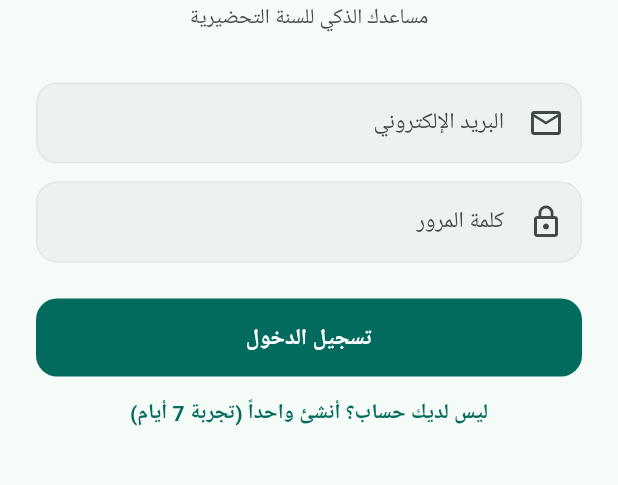
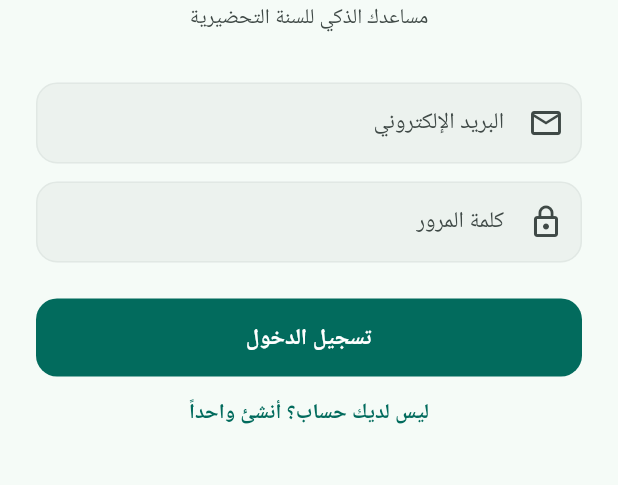
Before and after one commit to Adnan4M/EliteApp, a Flutter app: the screen it shows after launch, on a phone screen of 412 x 824 dp, the part 474-959 px from its top. Run offline on Flutter 3.47's test engine with Material 3 defaults, Android fonts, the phone set to English and light mode, and no system bars; our stand-ins replace flutter_secure_storage, shared_preferences; accounts and stored records are empty.

Commit message:
feat: remove trial period and phone requirement
- Access granted until term end date (TERM_END env var, default 2027-06-30)
- Phone number field removed from registration
- Trial text removed from sign-up button

Co-Authored-By: Claude Opus 4.6 <noreply@anthropic.com>

```diff
--- a/app/lib/screens/login_screen.dart
+++ b/app/lib/screens/login_screen.dart
@@ -18,7 +18,6 @@ class _LoginScreenState extends State<LoginScreen> {
   final _password = TextEditingController();
   final _confirmPassword = TextEditingController();
   final _name = TextEditingController();
-  final _phone = TextEditingController();
 
   bool _isRegister = false;
   bool _busy = false;
@@ -30,7 +29,6 @@ class _LoginScreenState extends State<LoginScreen> {
     _password.dispose();
     _confirmPassword.dispose();
     _name.dispose();
-    _phone.dispose();
     super.dispose();
   }
 
@@ -47,7 +45,6 @@ class _LoginScreenState extends State<LoginScreen> {
           _email.text.trim(),
           _password.text,
           name: _name.text.trim(),
-          phone: _phone.text.trim(),
         );
         if (mounted) {
           Navigator.of(context).push(MaterialPageRoute(
@@ -131,26 +128,6 @@ class _LoginScreenState extends State<LoginScreen> {
                         ),
                       ),
                     ),
-                    Padding(
-                      padding: const EdgeInsets.only(bottom: 12),
-                      child: TextFormField(
-                        controller: _phone,
-                        keyboardType: TextInputType.phone,
-                        decoration: const InputDecoration(
-                          labelText: 'رقم الهاتف',
-                          prefixIcon: Icon(Icons.phone_outlined),
-                          hintText: '09XXXXXXXX',
-                        ),
-                        validator: (v) {
-                          if (v == null || v.trim().isEmpty) {
-                            return 'أدخل رقم الهاتف';
-                          }
-                          final digits = v.trim().replaceAll(RegExp(r'[^0-9+]'), '');
-                          if (digits.length < 9) return 'رقم هاتف غير صحيح';
-                          return null;
-                        },
-                      ),
-                    ),
                   ],
                   TextFormField(
                     controller: _email,
@@ -227,7 +204,7 @@ class _LoginScreenState extends State<LoginScreen> {
                             }),
                     child: Text(_isRegister
                         ? 'لديك حساب؟ سجّل الدخول'
-                        : 'ليس لديك حساب؟ أنشئ واحداً (تجربة 7 أيام)'),
+                        : 'ليس لديك حساب؟ أنشئ واحداً'),
                   ),
                 ],
               ),
```
Also changed, not shown: 2 other files.
